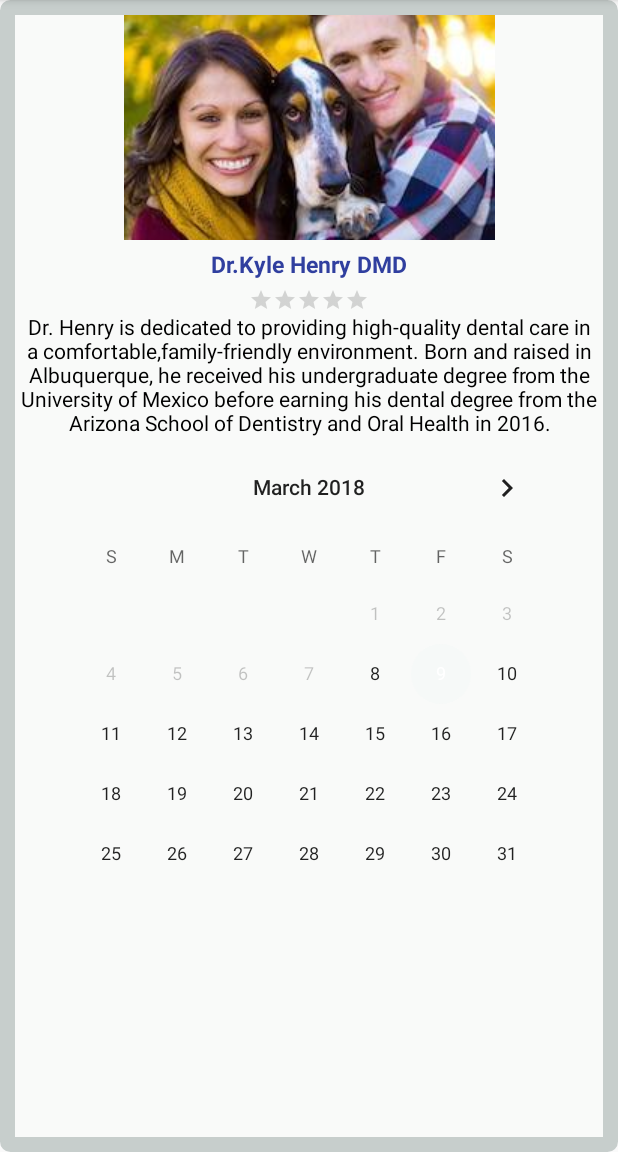
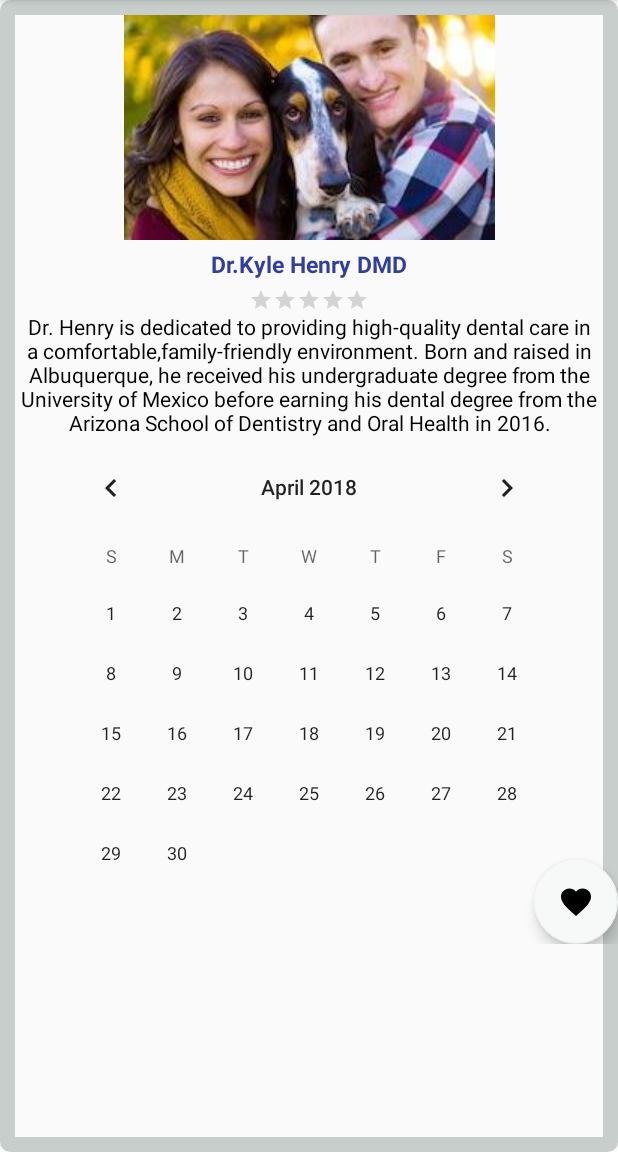
Before and after one commit to ryanlazo/HeyDoc, an Android app: the fragment ProfileFragment placed in its activity, in the options menu, after a tap on "Settings", on a phone screen of 412 x 824 dp, the part 84-1236 px from its top. Run offline under Robolectric (Android 15) with nearby library versions, the phone set to English and light mode, and no system bars; our stand-ins replace Room's generated code; libraries missing offline, so code that uses them is left out: android.arch.persistence.

Commit message:
Added favorites button

```diff
--- a/app/src/main/java/edu/cnm/deepdive/heydoc/dao/PractitionerDao.java
+++ b/app/src/main/java/edu/cnm/deepdive/heydoc/dao/PractitionerDao.java
@@ -1,8 +1,11 @@
 package edu.cnm.deepdive.heydoc.dao;
+
+    import static android.arch.persistence.room.OnConflictStrategy.REPLACE;
 
     import android.arch.persistence.room.Dao;
     import android.arch.persistence.room.Insert;
     import android.arch.persistence.room.Query;
+    import android.arch.persistence.room.Update;
     import edu.cnm.deepdive.heydoc.models.Practitioner;
     import java.util.List;
 
@@ -13,8 +16,8 @@
   @Query("SELECT * FROM Practitioner")
   List<Practitioner> getAll();
 
-  @Query("SELECT * FROM Practitioner WHERE last_name LIKE :name LIMIT 1")
-  Practitioner findByName(String name);
+  @Query("SELECT * FROM Practitioner WHERE id = 14")
+  Practitioner findByName();
 
   @Query("SELECT * FROM Practitioner WHERE id = :id")
   Practitioner getById (long id);
@@ -25,6 +28,9 @@
   @Query("Select * FROM Practitioner Where is_favorite = 1")
   List<Practitioner> getFavorites();
 
+  @Update(onConflict = REPLACE)
+  int update(Practitioner practitioner);
+
   @Insert
   long insert(Practitioner practitioner);
 
--- a/app/src/main/res/layout/fragment_profile.xml
+++ b/app/src/main/res/layout/fragment_profile.xml
@@ -66,5 +66,14 @@
 
   </CalendarView>
 
+  <android.support.design.widget.FloatingActionButton
+    android:id="@+id/fav_add"
+    android:layout_width="wrap_content"
+    android:layout_height="wrap_content"
+    app:fabSize="normal"
+    android:src="@drawable/fav_doc"
+    app:layout_constraintEnd_toEndOf="parent"
+    app:layout_constraintBottom_toBottomOf="parent"/>
+
 
 </android.support.constraint.ConstraintLayout>
```
Also changed, not shown: app/src/main/java/edu/cnm/deepdive/heydoc/FavoritesFragment.java (+36 -20 lines), app/src/main/java/edu/cnm/deepdive/heydoc/ProfileFragment.java (+17 -0 lines), app/src/main/res/layout/fragment_favorites.xml (+3 -11 lines).
